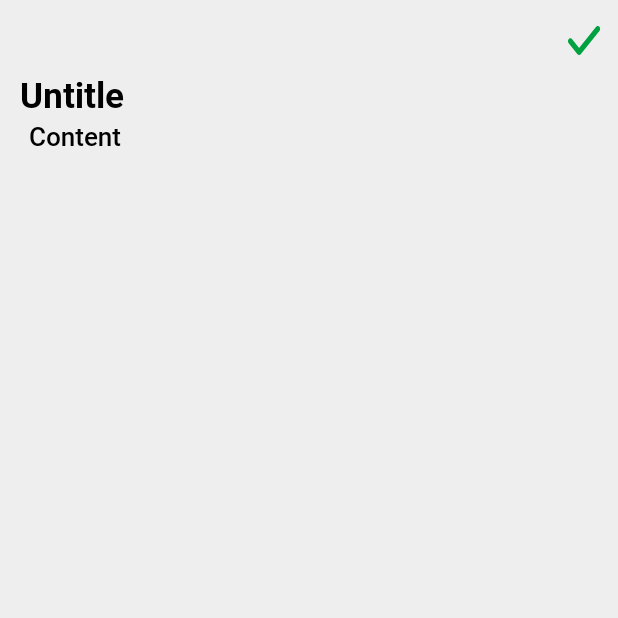
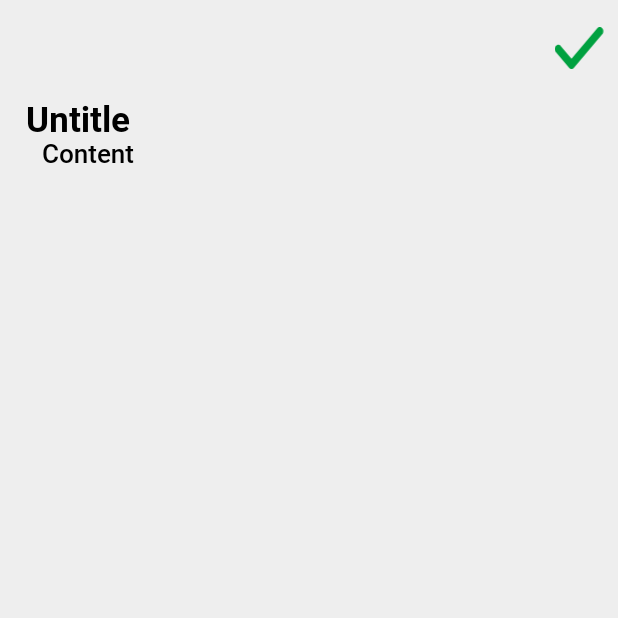
Before and after one commit to jezelldomer/CET4-SD-Caloriesify, an Android app: the NewActivity screen opened directly, with no data from a screen before it, on a phone screen of 412 x 824 dp, the top half of it. Run offline under Robolectric (Android 15) with nearby library versions, the phone set to English and light mode, and no system bars; our stand-ins replace data binding; 3 statements that could not run were skipped.

Commit message:
final front end of new.xml in journal feature

```diff
--- a/app/src/main/res/layout/activity_new.xml
+++ b/app/src/main/res/layout/activity_new.xml
@@ -1,62 +1,92 @@
 <?xml version="1.0" encoding="UTF-8"?>
-<layout xmlns:android="http://schemas.android.com/apk/res/android" xmlns:tools="http://schemas.android.com/tools">
+<layout xmlns:android="http://schemas.android.com/apk/res/android" xmlns:app="http://schemas.android.com/apk/res-auto" xmlns:tools="http://schemas.android.com/tools">
     <data>
-        <variable name="newVM" type="com.front_end.app.modules.new.data.viewmodel.NewVM"/>
+        <variable name="newVM" type="com.front_end.app.modules.new.data.viewmodel.NewVM" />
     </data>
-    <LinearLayout android:id="@+id/linearNew"
-        android:layout_height="match_parent"
+    <androidx.constraintlayout.widget.ConstraintLayout
             android:layout_width="match_parent"
-        android:orientation="horizontal" style="@style/groupStylegray_200">
-        <LinearLayout android:gravity="start"
+            android:layout_height="match_parent">
+
+        <LinearLayout
+                android:id="@+id/linearNew"
+                android:layout_width="0dp"
+                android:layout_height="wrap_content"
+                android:orientation="horizontal"
+                app:layout_constraintStart_toStartOf="parent"
+                app:layout_constraintTop_toTopOf="parent"
+                style="@style/groupStylegray_200" app:layout_constraintHorizontal_bias="1.0"
+                app:layout_constraintEnd_toEndOf="parent">
+
+            <LinearLayout
                     android:id="@+id/linearColumnarrowleft"
-            android:layout_height="wrap_content"
-            android:layout_marginBottom="@dimen/_766pxv"
+                    android:layout_width="0dp"
+                    android:layout_height="98dp"
                     android:layout_marginStart="@dimen/_14pxh"
                     android:layout_marginTop="@dimen/_17pxv"
-            android:layout_weight="0.95" android:layout_width="0dp" android:orientation="vertical">
-            <ImageView android:id="@+id/imageArrowleft"
+                    android:layout_marginBottom="@dimen/_766pxv"
+                    android:layout_weight="0.95"
+                    android:gravity="start"
+                    android:orientation="vertical">
+
+                <ImageView
+                        android:id="@+id/imageArrowleft"
+                        android:layout_width="@dimen/_15pxh"
                         android:layout_height="@dimen/_30pxh"
+                        android:layout_marginStart="@dimen/_4pxh"
                         android:layout_marginEnd="@dimen/_10pxh"
-                android:layout_marginStart="@dimen/_4pxh"
-                android:layout_width="@dimen/_11pxh"
                         android:scaleType="fitXY"
-                tools:ignore="ContentDescription" tools:src="@drawable/img_arrowleft"/>
-            <EditText android:background="@android:color/transparent"
+                        tools:ignore="ContentDescription"
+                        tools:src="@drawable/img_arrowleft"/>
+
+                <EditText
+                        android:id="@+id/etUntitled"
+                        android:layout_width="97dp"
+                        android:layout_height="wrap_content"
+                        android:layout_marginTop="@dimen/_20pxv"
+                        android:layout_marginEnd="@dimen/_10pxh"
+                        android:background="@android:color/transparent"
                         android:ellipsize="end"
                         android:hint="@string/lbl_untitle"
-                android:id="@+id/etUntitled" android:inputType="text"
-                android:layout_height="wrap_content"
-                android:layout_marginEnd="@dimen/_10pxh"
-                android:layout_marginTop="@dimen/_3pxv"
-                android:layout_width="wrap_content"
+                        android:inputType="text"
                         android:singleLine="true"
                         android:text="@={newVM.newModel.etUntitledValue}"
                         android:textColorHint="@color/black_900"
-                style="@style/etRobotobold24" tools:ignore="Autofill"/>
-            <EditText android:background="@android:color/transparent"
+                        style="@style/etRobotobold24"
+                        tools:ignore="Autofill"
+                        android:translationX="@dimen/_4pxh"/>
+                />
+
+                <EditText
+                        android:id="@+id/etContent"
+                        android:layout_width="wrap_content"
+                        android:layout_height="wrap_content"
+                        android:layout_marginStart="@dimen/_15pxh"
+                        android:layout_marginEnd="@dimen/_10pxh"
+                        android:background="@android:color/transparent"
                         android:ellipsize="end"
                         android:hint="@string/lbl_content"
-                android:id="@+id/etContent" android:inputType="text"
-                android:layout_height="wrap_content"
-                android:layout_marginEnd="@dimen/_10pxh"
-                android:layout_marginStart="@dimen/_6pxh"
-                android:layout_width="wrap_content"
+                        android:inputType="text"
                         android:singleLine="true"
                         android:text="@={newVM.newModel.etContentValue}"
                         android:textColorHint="@color/black_900"
-                style="@style/etRobotomedium18" tools:ignore="Autofill"/>
+                        style="@style/etRobotomedium18"
+                        tools:ignore="Autofill"/>
             </LinearLayout>
-
+        </LinearLayout>
         <ImageView
                 android:id="@+id/imageCheckmark"
-            android:layout_width="wrap_content"
-            android:layout_height="@dimen/_20pxh"
-            android:layout_marginTop="@dimen/_19pxv"
-            android:layout_marginEnd="@dimen/_12pxh"
+                android:layout_width="@dimen/_36pxv"
+                android:layout_height="@dimen/_30pxv"
+                android:layout_marginTop="@dimen/_32pxv"
+                android:layout_marginEnd="@dimen/_15pxh"
                 android:layout_marginBottom="@dimen/_852pxv"
                 android:scaleType="fitXY"
-            android:src="@drawable/img_checkmark"
+                app:layout_constraintEnd_toEndOf="parent"
+                app:layout_constraintTop_toTopOf="parent"
+                app:layout_constraintBottom_toBottomOf="@id/linearNew"
+                app:srcCompat="@drawable/img_checkmark"
                 tools:ignore="ContentDescription"
-            tools:src="@drawable/img_checkmark" />
-    </LinearLayout>
+                android:translationX="@dimen/_6pxh"/>
+        />
+    </androidx.constraintlayout.widget.ConstraintLayout>
 </layout>
```
Lines whose indentation alone changed are shown as unchanged.
